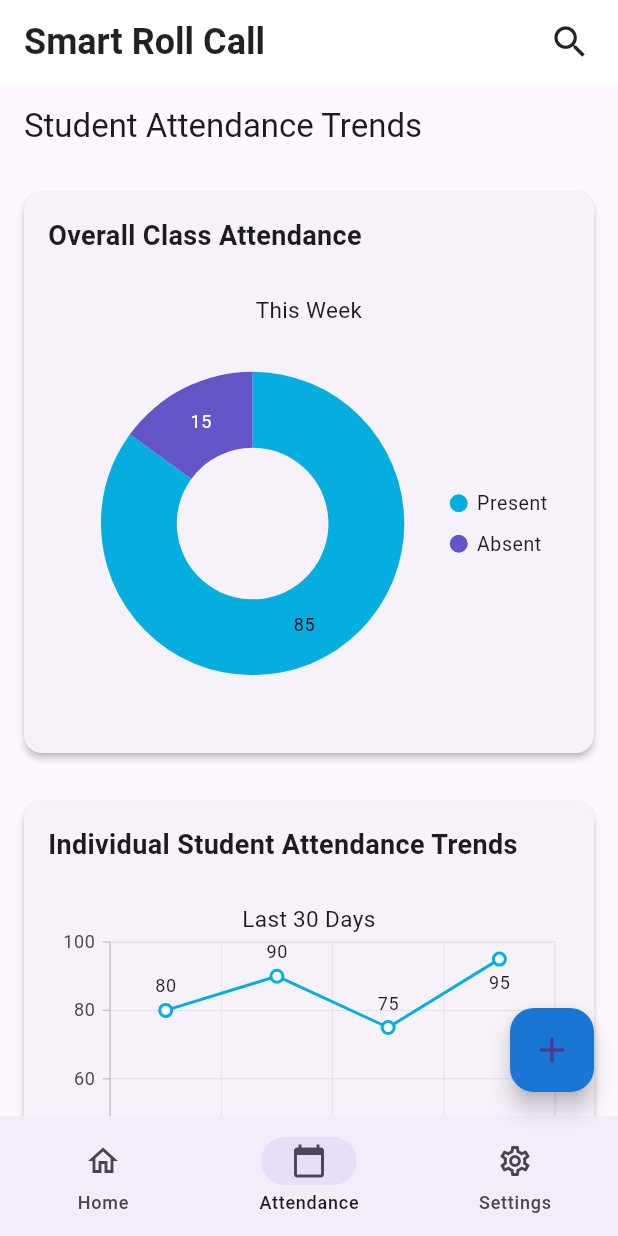
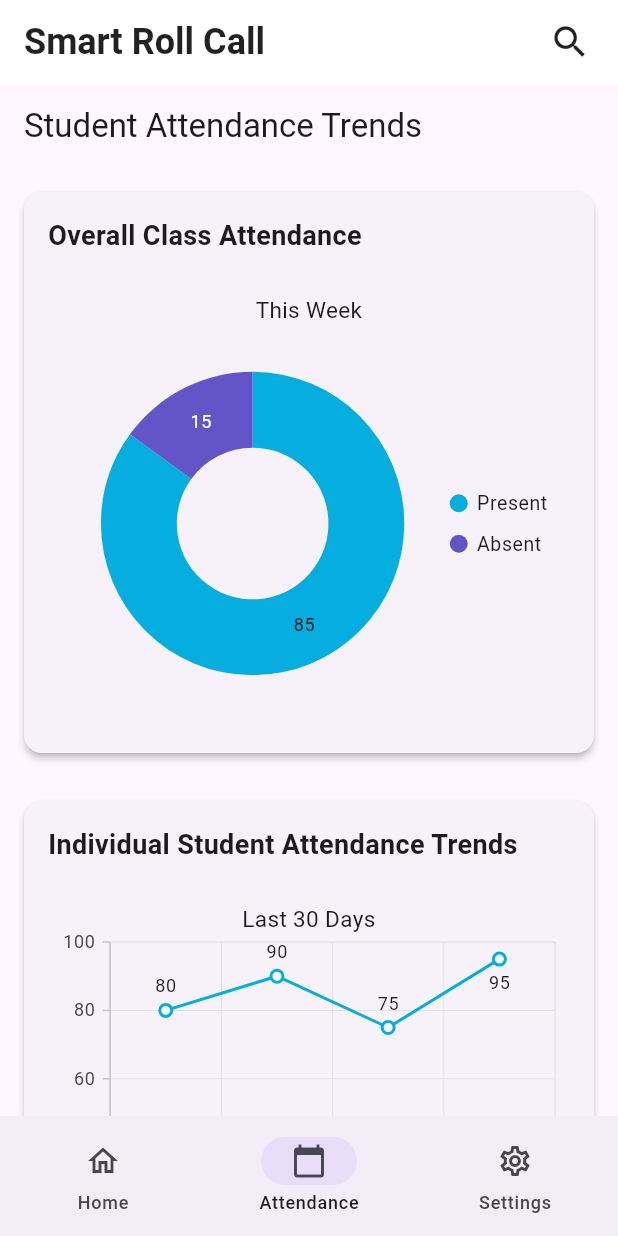
Before and after one commit to ShubhamDevPro/Smart_RollCall_Flutter, a Flutter app: the MyHomePage screen opened directly, swiped to page 2, on a phone screen of 412 x 824 dp. Run offline on Flutter 3.47's test engine with Material 3 defaults, Android fonts, the light colour scheme and no system bars; our stand-ins replace cloud_firestore, firebase_auth, firebase_core, share_plus, syncfusion_flutter_charts; missing offline and left inert: excel, universal_html; accounts and stored records are empty.

Commit message:
Attendance Trends Screen

```diff
--- a/lib/screens/homescreen.dart
+++ b/lib/screens/homescreen.dart
@@ -186,11 +186,13 @@ class _MyHomePageState extends State<MyHomePage> {
           ),
         ],
       ),
-      floatingActionButton: FloatingActionButton(
-        onPressed: _addCourse,
-        backgroundColor: Colors.blue[700],
-        child: const Icon(Icons.add, size: 28),
-      ),
+      floatingActionButton: _selectedIndex == 0
+          ? FloatingActionButton(
+              onPressed: _addCourse,
+              backgroundColor: Colors.blue[700],
+              child: const Icon(Icons.add, size: 28),
+            )
+          : null,
     );
   }
 
```
